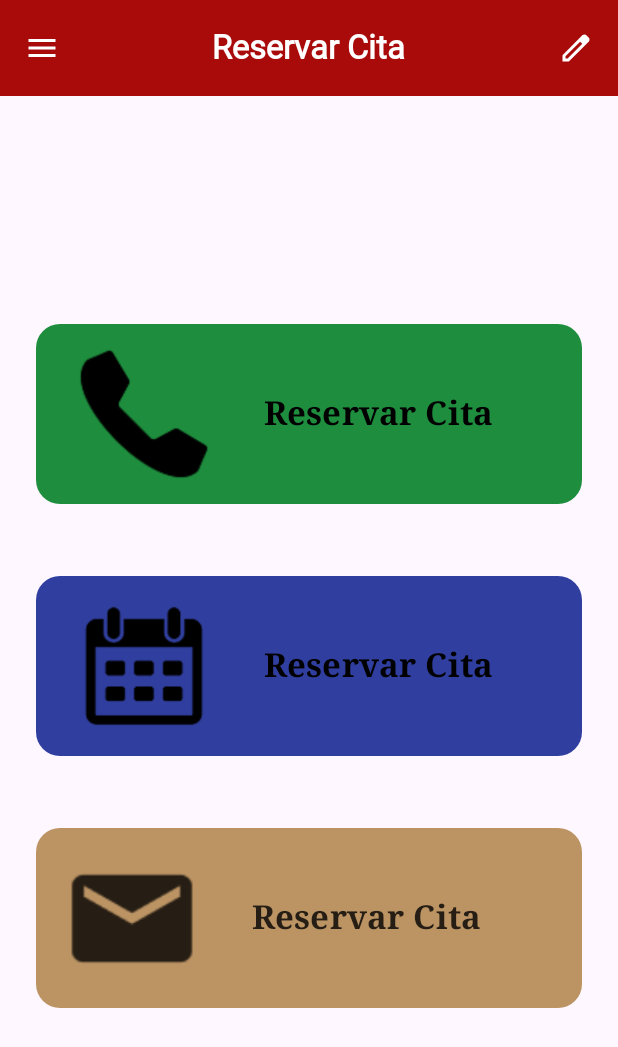
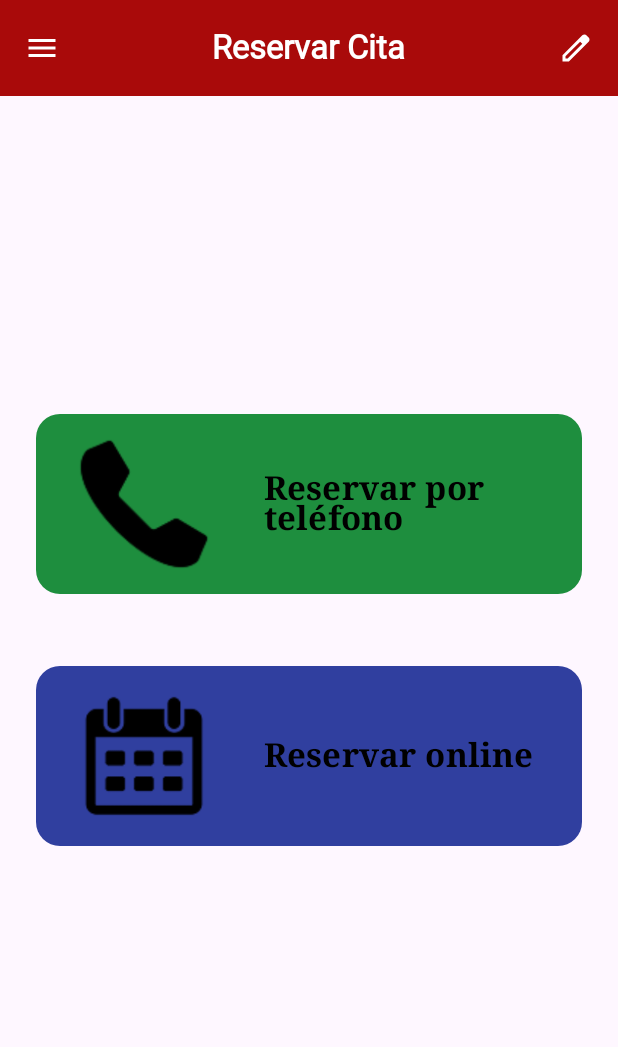
Before and after one commit to MRDaniel04/SMOV_Monasterio, an Android app built with Jetpack Compose: the OpcionesReservaScreen screen opened through its navigation route, on a phone screen of 412 x 824 dp. Shown: the top 1047 px of the screen. Run offline under Robolectric (Android 15) with nearby library versions, the phone set to English and light mode, and no system bars; our stand-ins replace constraintlayout-compose; Roboto replaces fonts that are not available here.

Commit message:
Cambio de los textos de los botones en la vista de seleccionar opcion de reserva

```diff
--- a/app/src/main/java/com/nextapp/monasterio/ui/screens/OpcionesReservaScreen.kt
+++ b/app/src/main/java/com/nextapp/monasterio/ui/screens/OpcionesReservaScreen.kt
@@ -59,7 +59,7 @@ fun OpcionesReservaScreen(navController: NavController){
                 )
                 Spacer(Modifier.width(32.dp))
                 Text(
-                    text = stringResource(R.string.option_appointment),
+                    text = stringResource(R.string.option_phone_appointment),
                     fontSize = 22.sp,
                     fontFamily = FontFamily.Serif,
                     fontWeight = FontWeight.Bold
@@ -91,7 +91,7 @@ fun OpcionesReservaScreen(navController: NavController){
                 )
                 Spacer(Modifier.width(32.dp))
                 Text(
-                    text = stringResource(R.string.option_appointment),
+                    text = stringResource(R.string.option_online_appointment),
                     fontSize = 22.sp,
                     fontFamily = FontFamily.Serif,
                     fontWeight = FontWeight.Bold
@@ -99,37 +99,5 @@ fun OpcionesReservaScreen(navController: NavController){
             }
         }
         Spacer(Modifier.height(48.dp))
-        Button(
-            onClick = {},
-            enabled = false,
-            shape = RoundedCornerShape(16.dp),
-            colors = ButtonDefaults.buttonColors(
-                containerColor = Color(0xFFA16B23),
-                contentColor = Color.Black,
-                disabledContainerColor = Color(0xFFA16B23).copy(alpha = 0.7f),
-                disabledContentColor = Color.Black.copy(alpha = 0.8f)
-            ),
-            modifier = Modifier.fillMaxWidth().height(120.dp),
-            contentPadding = PaddingValues(horizontal = 16.dp)
-        ){
-            Row(
-                verticalAlignment = Alignment.CenterVertically,
-                horizontalArrangement = Arrangement.Absolute.Left,
-                modifier = Modifier.fillMaxWidth(),
-            ){
-                Icon(
-                    painter = painterResource(R.drawable.mail),
-                    contentDescription = null,
-                    modifier = Modifier.size(96.dp)
-                )
-                Spacer(Modifier.width(32.dp))
-                Text(
-                    text = stringResource(R.string.option_appointment),
-                    fontSize = 22.sp,
-                    fontFamily = FontFamily.Serif,
-                    fontWeight = FontWeight.Bold
-                )
-            }
-        }
     }
 }
--- a/app/src/main/res/values/strings.xml
+++ b/app/src/main/res/values/strings.xml
@@ -25,7 +25,8 @@
     <string name="history_1950">1950-2000</string>
     <string name="history_actualidad">Actualidad</string>
     <string name="title_appointment">Reservar Cita</string>
-    <string name="option_appointment">Reservar Cita</string>
+    <string name="option_phone_appointment">Reservar por teléfono</string>
+    <string name="option_online_appointment">Reservar online</string>
     <string name="name_appointment">Nombre y apellidos</string>
     <string name="email_appointment">Correo electrónico</string>
     <string name="date_appointment">Fecha</string>
```
Also changed, not shown: 2 other files.
